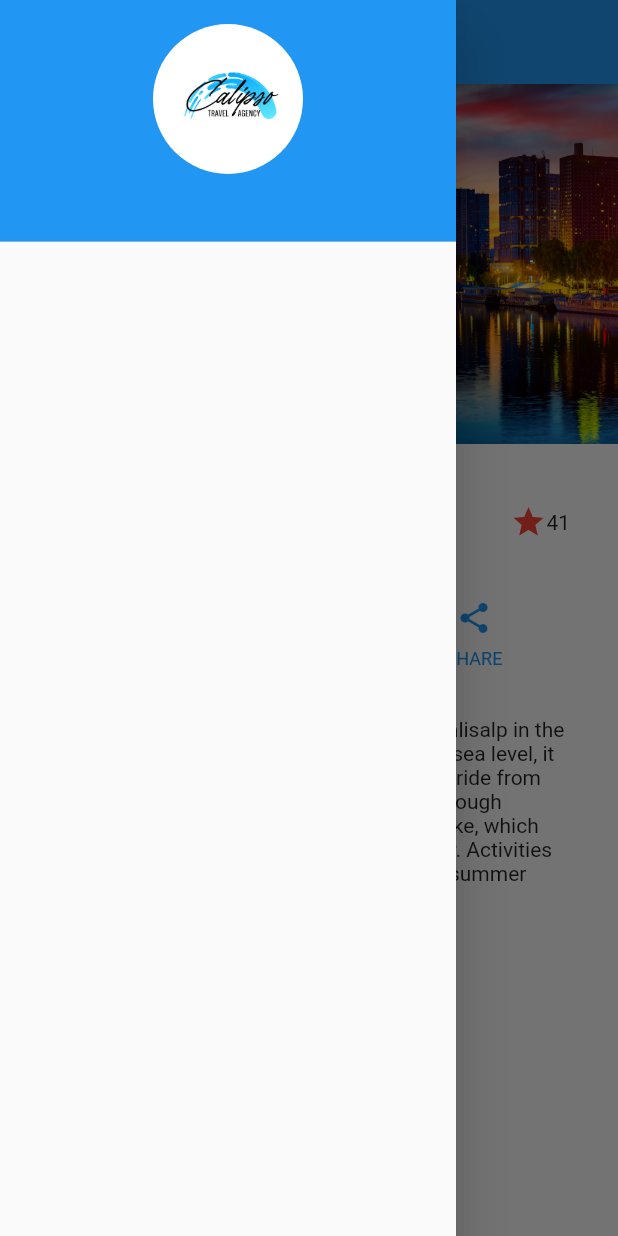
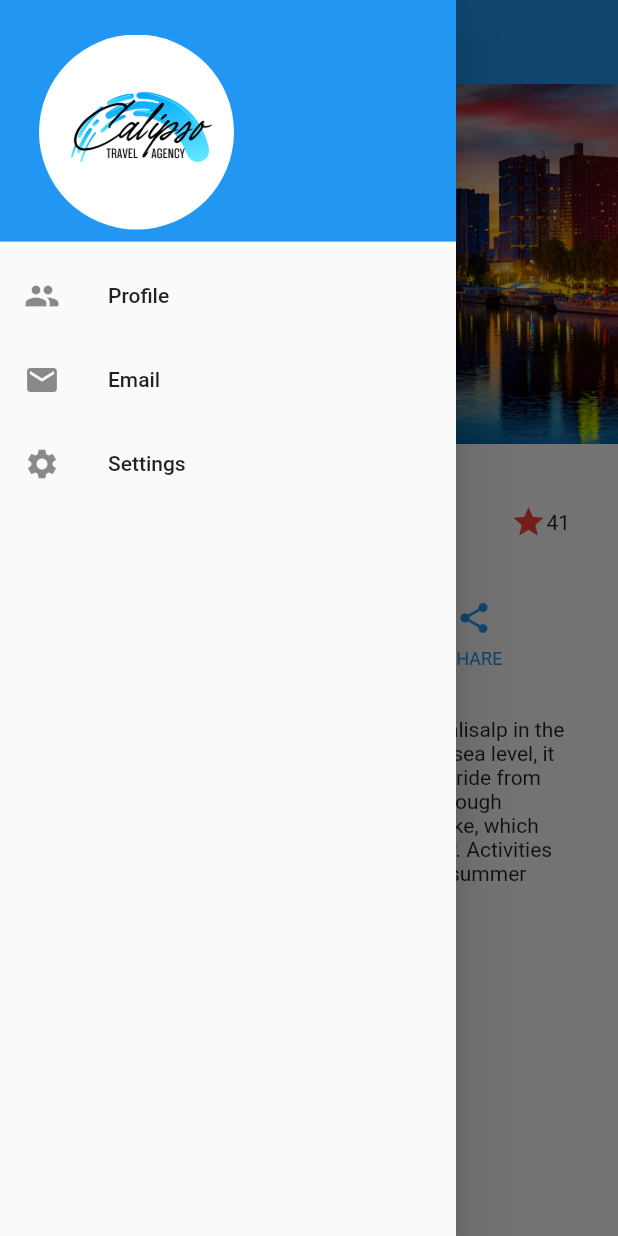
Before and after one commit to krupalitandel1/Flutter_Dev, a Flutter app: the screen it shows after launch, with the side drawer open, on a phone screen of 412 x 824 dp. Run offline on Flutter 3.47's test engine with Material 2 defaults, Android fonts, the light colour scheme and no system bars.

Commit message:
second commit

```diff
--- a/demo/lib/main.dart
+++ b/demo/lib/main.dart
@@ -80,19 +80,34 @@ class MyApp extends StatelessWidget {
                   color: Colors.blue,
                 ),
                 child: Column(
+                  crossAxisAlignment: CrossAxisAlignment.start,
+                  mainAxisAlignment: MainAxisAlignment.end,
                   children: [
-                    ClipRRect(
-                      borderRadius: BorderRadius.circular(50),
-                      child: Image.asset(
-                        'images/logo.png',
-                        width: 100,
-                        height: 100,
-                        fit: BoxFit.cover,
-                      ),
-                    ),
+                    Container(
+                      width: 150,
+                      height: 130,
+                      decoration: BoxDecoration(
+                          shape: BoxShape.circle,
+                          image: DecorationImage(
+                            image: AssetImage('images/logo.png'),
+                            fit: BoxFit.cover,
+                          )),
+                    )
                   ],
                 ),
               ),
+              ListTile(
+                title: Text('Profile'),
+                leading: Icon(Icons.people),
+              ),
+              ListTile(
+                title: Text('Email'),
+                leading: Icon(Icons.email),
+              ),
+              ListTile(
+                title: Text('Settings'),
+                leading: Icon(Icons.settings),
+              )
             ],
           ),
         ),
```
